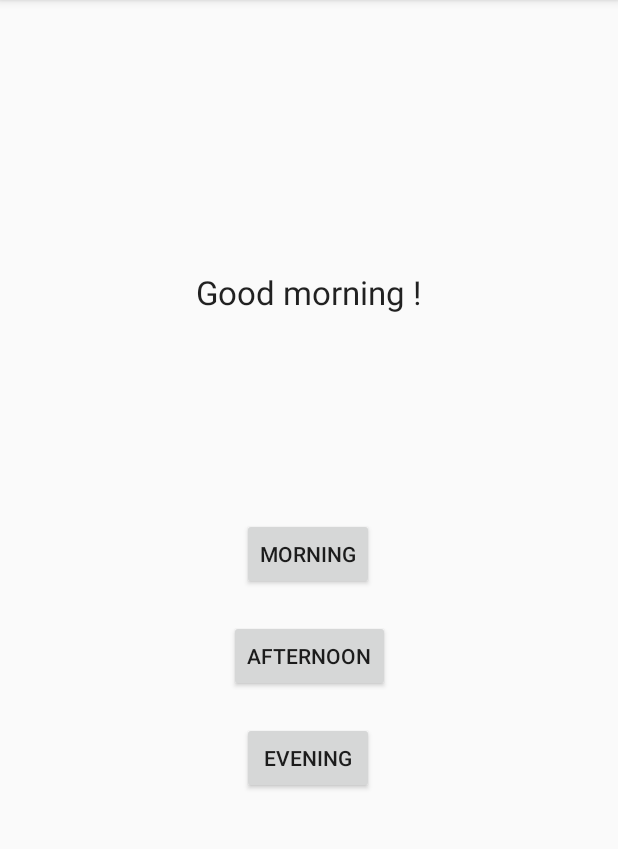
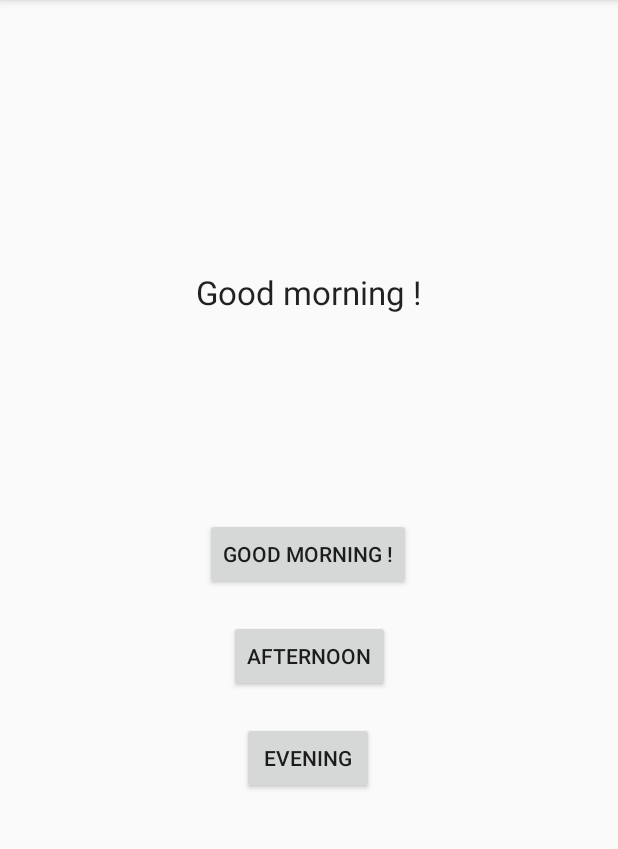
Before and after one commit to yongwoon/balnk, an Android app: the screen it shows after launch (MainActivity), on a phone screen of 412 x 824 dp, the part 84-933 px from its top. Run offline under Robolectric (Android 15) with nearby library versions, the phone set to English and light mode, and no system bars.

```diff
--- a/HelloWorld/app/src/main/res/layout/activity_main.xml
+++ b/HelloWorld/app/src/main/res/layout/activity_main.xml
@@ -27,7 +27,7 @@
         android:layout_width="wrap_content"
         android:layout_height="wrap_content"
         android:layout_marginTop="136dp"
-        android:text="@string/morning_text"
+        android:text="@string/good_morning_text"
         app:layout_constraintEnd_toEndOf="parent"
         app:layout_constraintHorizontal_bias="0.498"
         app:layout_constraintStart_toStartOf="parent"
```
Also changed, not shown: 1 other file.
